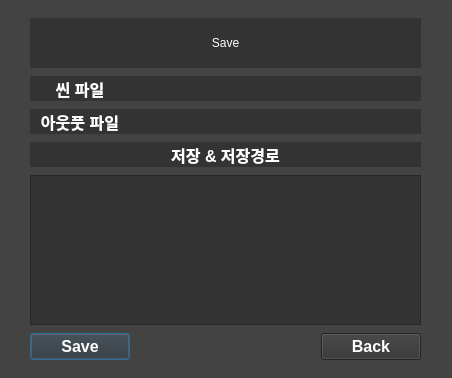
Above: kkw/PJT_2st/Save.ui from KKW0/pizza_api before the change. Below: the same form after it.
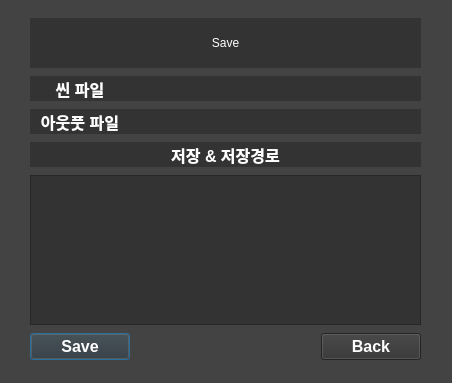
That is the form after the change.

The edit to the form file:
```diff
--- a/kkw/PJT_2st/Save.ui
+++ b/kkw/PJT_2st/Save.ui
@@ -7,7 +7,7 @@
     <x>0</x>
     <y>0</y>
     <width>452</width>
-    <height>378</height>
+    <height>383</height>
    </rect>
   </property>
   <property name="windowTitle">
```
